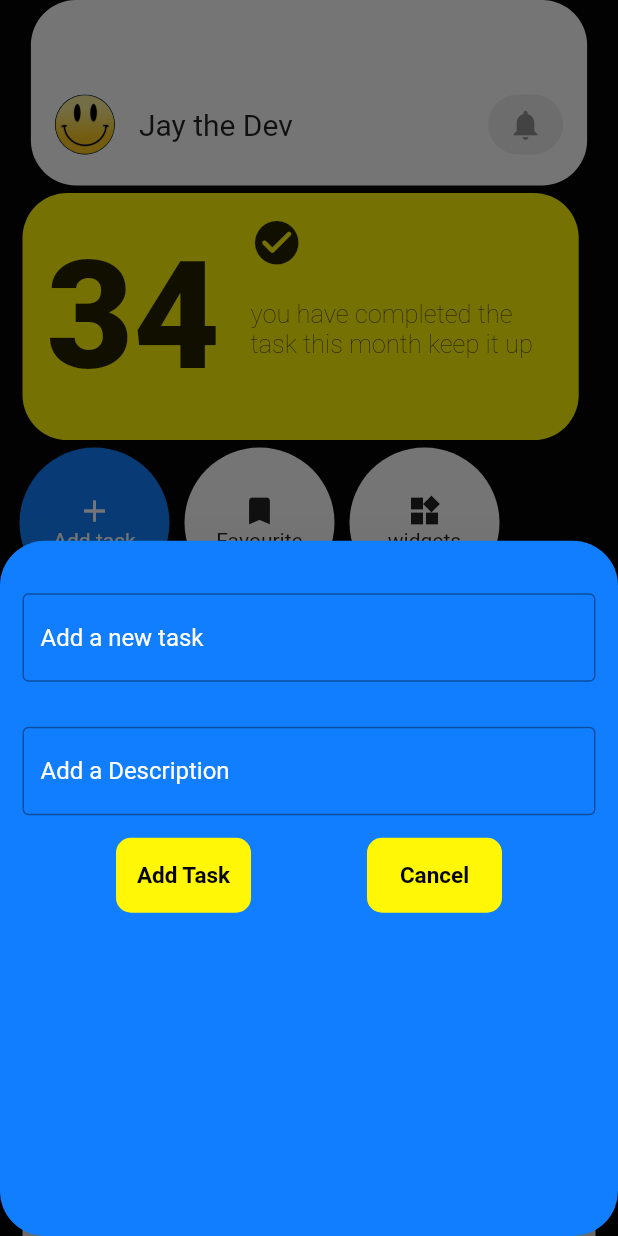
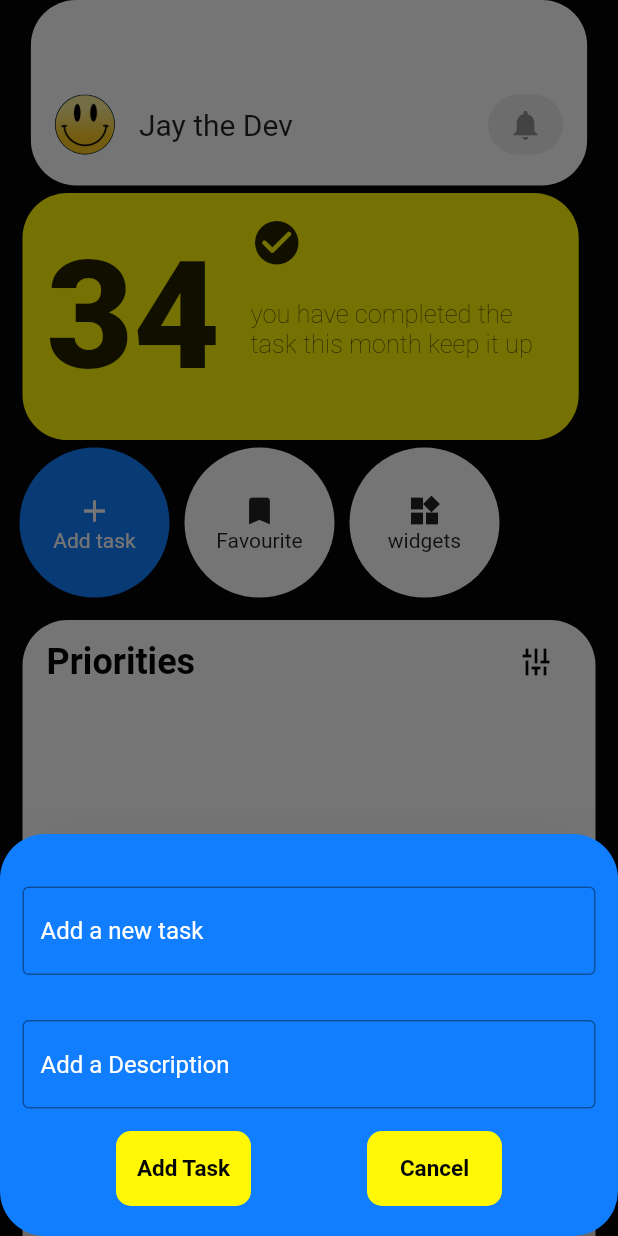
Before and after one commit to LordOlumide/task-scheduler-Ui, a Flutter app: the screen it shows after launch, after a tap on "Add task", on a phone screen of 412 x 824 dp. Run offline on Flutter 3.47's test engine with Material 2 defaults, Android fonts, the phone set to English and light mode, and no system bars; our stand-ins replace fl_chart, flutter_animation_progress_bar, flutter_slidable, google_fonts, page_transition.

Commit message:
fixed the keyboard padding issue

```diff
--- a/lib/bar gragh/bar_graph.dart
+++ b/lib/bar gragh/bar_graph.dart
@@ -26,18 +26,22 @@ class MyBarGraph extends StatelessWidget {
         minY: 0,
         // backgroundColor: ksecondaryColor,
         gridData: FlGridData(show: false),
-      borderData: FlBorderData(show: false,),
+        borderData: FlBorderData(
+          show: false,
+        ),
         titlesData: FlTitlesData(
           show: false,
           // topTitles: AxisTitles(sideTitles: SideTitles(showTitles: false)),
           // leftTitles: AxisTitles(sideTitles: SideTitles(showTitles: false)),
           // rightTitles: AxisTitles(sideTitles: SideTitles(showTitles: false))
         ),
-      barGroups:myBarData.barData
+        barGroups: myBarData.barData
             .map(
-                  (data) => BarChartGroupData(x: data.x,
+              (data) => BarChartGroupData(
+                x: data.x,
                 barRods: [
-                    BarChartRodData(toY: data.y,
+                  BarChartRodData(
+                    toY: data.y,
                     color: ktertiaryColor,
                     width: 18,
                     borderRadius: BorderRadius.circular(4),
@@ -45,11 +49,12 @@ class MyBarGraph extends StatelessWidget {
                       show: true,
                       toY: 100,
                       color: Colors.grey[900],
+                    ),
                   )
+                ],
+              ),
             )
-                  ]
-                  ),
-                  ).toList(),
+            .toList(),
       ),
     );
   }
--- a/lib/provider/task_provider.dart
+++ b/lib/provider/task_provider.dart
@@ -10,7 +10,7 @@ class TaskProvider extends ChangeNotifier {
   int noOfCompletedSubTasksInTask({required int taskIndex}) {
     return _tasks[taskIndex]
         .subTasks
-        .where((element) => element.isDone == true)
+        .where((subTask) => subTask.isDone == true)
         .length;
   }
 
--- a/lib/screens/home.dart
+++ b/lib/screens/home.dart
@@ -217,6 +217,7 @@ class _HomeScreenState extends State<HomeScreen> with TickerProviderStateMixin {
                         //Show modal sheet
 
                         showModalBottomSheet(
+                          isScrollControlled: true,
                           elevation: 90,
                           backgroundColor: ktertiaryColor,
                           shape: RoundedRectangleBorder(
@@ -224,7 +225,12 @@ class _HomeScreenState extends State<HomeScreen> with TickerProviderStateMixin {
                           ),
                           context: context,
                           builder: (context) {
-                            return Column(
+                            return Padding(
+                              padding: EdgeInsets.only(
+                                  bottom:
+                                      MediaQuery.of(context).viewInsets.bottom),
+                              child: Column(
+                                mainAxisSize: MainAxisSize.min,
                                 children: [
                                   kbigSizedbox,
                                   Padding(
@@ -271,7 +277,8 @@ class _HomeScreenState extends State<HomeScreen> with TickerProviderStateMixin {
                                                   taskName:
                                                       _tasknamecontroller.text,
                                                   description:
-                                                    _Descriptioncontroller.text,
+                                                      _Descriptioncontroller
+                                                          .text,
                                                   timeLastModified:
                                                       DateTime.now()));
                                           Navigator.pop(context);
@@ -321,7 +328,9 @@ class _HomeScreenState extends State<HomeScreen> with TickerProviderStateMixin {
                                       ),
                                     ],
                                   ),
+                                  kbigSizedbox,
                                 ],
+                              ),
                             );
                           },
                         );
```
Also changed, not shown: pubspec.lock, 1 other file. Lines whose indentation alone changed are shown as unchanged.
